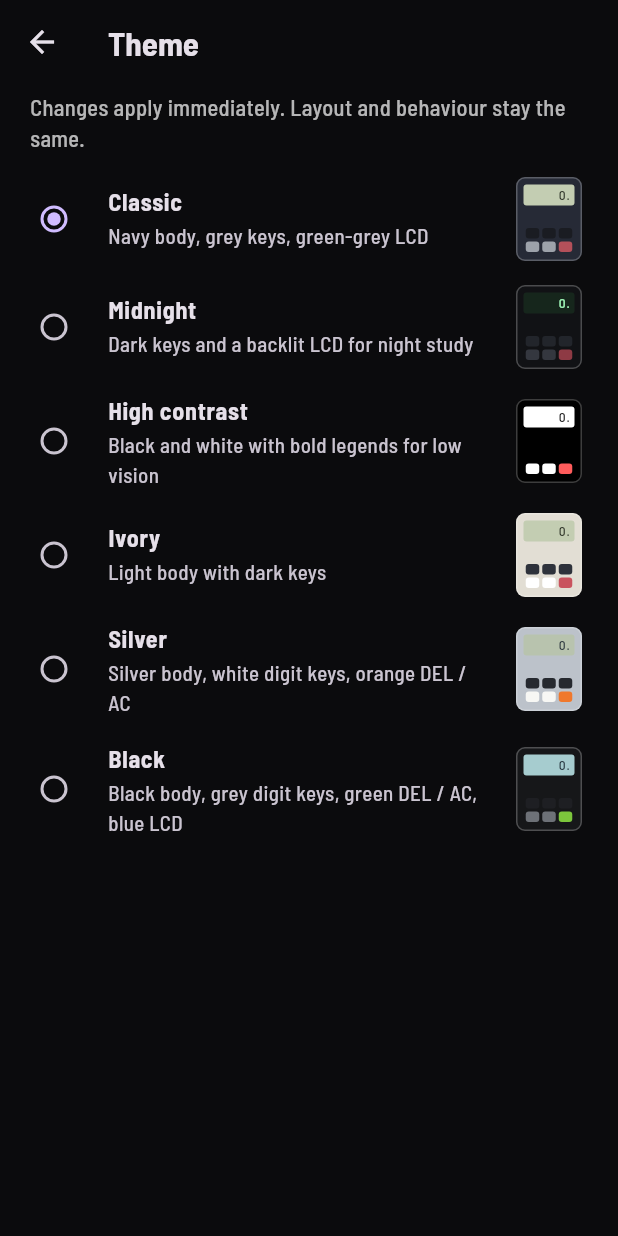
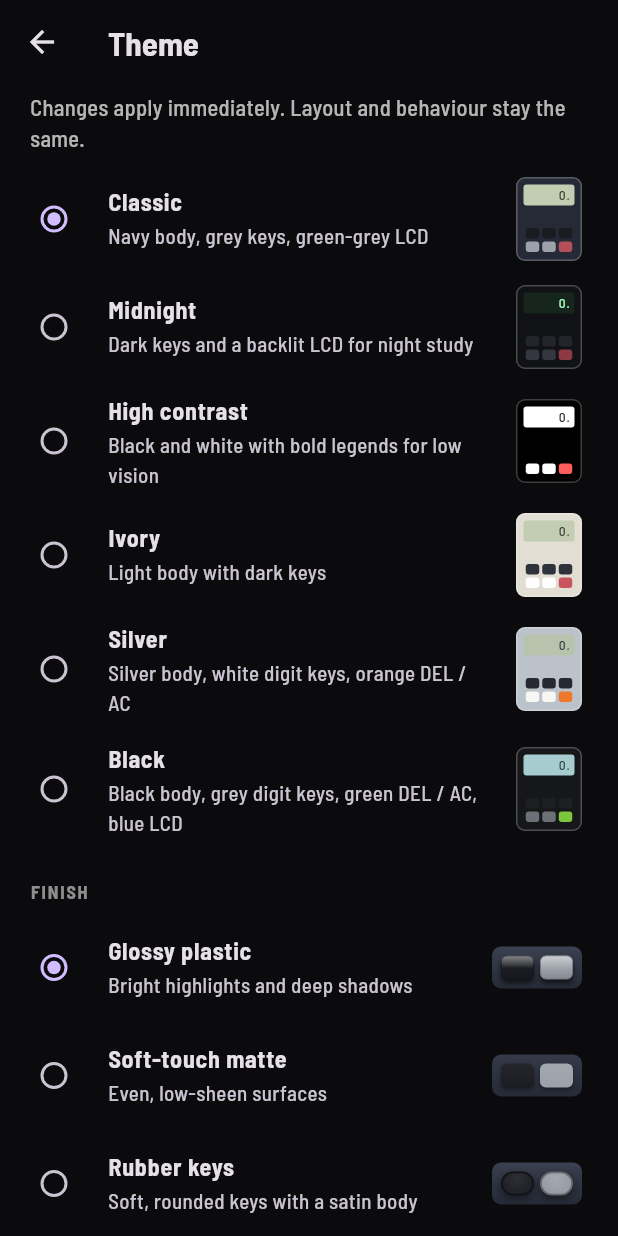
Before and after one commit to winzerprince/w-calc, a Flutter app: the ThemePage screen opened directly, on a phone screen of 412 x 824 dp. Run offline on Flutter 3.47's test engine with Material 3 defaults, Android fonts, the phone set to English and light mode, and no system bars; our stand-ins replace shared_preferences, web; missing offline and left inert: dart:js_interop; accounts and stored records are empty.

Commit message:
feat(ui): material finishes and shaped calculator shell (#80)
- CalcFinish (glossy, matte, rubber, metallic): key gradients, sheen, borders, shadows, radius; body rim/face/sheen. FinishScope from settings; Theme page Finish section with sample keys.
- CalcShell: rim band + shaded face + curved lower edge (flat in focus mode); used by the screen and thumbnails; disc and arrow keys follow the finish.
- Fix: selected model and finish are now saved (model id was never persisted).

Co-authored-by: Claude Opus 5.5 <noreply@anthropic.com>

```diff
--- a/lib/app/app_settings.dart
+++ b/lib/app/app_settings.dart
@@ -10,6 +10,7 @@ class AppSettings extends ChangeNotifier {
     this.keySound = false,
     this.skinId = 'classic',
     this.modelId = 'plus',
+    this.finishId = 'glossy',
   });
 
   static const _key = 'wcalc.app.v1';
@@ -26,6 +27,9 @@ class AppSettings extends ChangeNotifier {
   /// Selected calculator model id (see CalcModel).
   String modelId;
 
+  /// Surface finish of body and keys (see CalcFinish).
+  String finishId;
+
   Future<void> load() async {
     try {
       final prefs = await SharedPreferences.getInstance();
@@ -39,6 +43,8 @@ class AppSettings extends ChangeNotifier {
       if (skin is String) skinId = skin;
       final model = m['model'];
       if (model is String) modelId = model;
+      final finish = m['finish'];
+      if (finish is String) finishId = finish;
       notifyListeners();
     } on Object {
       // Unreadable preferences: keep defaults.
@@ -50,11 +56,13 @@ class AppSettings extends ChangeNotifier {
     bool? keySound,
     String? skinId,
     String? modelId,
+    String? finishId,
   }) {
     this.vibration = vibration ?? this.vibration;
     this.keySound = keySound ?? this.keySound;
     this.skinId = skinId ?? this.skinId;
     this.modelId = modelId ?? this.modelId;
+    this.finishId = finishId ?? this.finishId;
     notifyListeners();
     _save();
   }
@@ -75,6 +83,8 @@ class AppSettings extends ChangeNotifier {
           'vibration': vibration,
           'keySound': keySound,
           'skin': skinId,
+          'model': modelId,
+          'finish': finishId,
         }),
       );
     } on Object {
--- a/lib/main.dart
+++ b/lib/main.dart
@@ -5,6 +5,7 @@ import 'package:flutter/services.dart';
 import 'app/app_settings.dart';
 import 'app/calc_model.dart';
 import 'ui/calculator_screen.dart';
+import 'ui/finish.dart';
 import 'ui/skin.dart';
 
 void main() {
@@ -49,6 +50,8 @@ class WCalcApp extends StatelessWidget {
           model: CalcModel.byId(settings.modelId),
           child: SkinScope(
             skin: CalcSkin.byId(settings.skinId),
+            child: FinishScope(
+              finish: CalcFinish.byId(settings.finishId),
               child: MaterialApp(
                 title: 'W-Calc',
                 debugShowCheckedModeBanner: false,
@@ -64,6 +67,7 @@ class WCalcApp extends StatelessWidget {
             ),
           ),
         ),
+      ),
     );
   }
 }
--- /dev/null
+++ b/lib/ui/finish.dart
@@ -0,0 +1,247 @@
+import 'package:flutter/material.dart';
+
+import 'skin.dart';
+
+/// Surface material of the body and keys. Skins set the colours; the finish
+/// sets how light falls on them.
+enum CalcFinish {
+  glossy('Glossy plastic', 'Bright highlights and deep shadows'),
+  matte('Soft-touch matte', 'Even, low-sheen surfaces'),
+  rubber('Rubber keys', 'Soft, rounded keys with a satin body'),
+  metallic('Metallic', 'Brushed metal body and keys');
+
+  const CalcFinish(this.label, this.description);
+
+  final String label;
+  final String description;
+
+  static CalcFinish byId(String? id) => CalcFinish.values.firstWhere(
+    (f) => f.name == id,
+    orElse: () => CalcFinish.glossy,
+  );
+
+  static CalcFinish of(BuildContext context) =>
+      context.dependOnInheritedWidgetOfExactType<FinishScope>()?.finish ??
+      CalcFinish.glossy;
+
+  Color _l(Color c, double t) => Color.lerp(c, Colors.white, t)!;
+  Color _d(Color c, double t) => Color.lerp(c, Colors.black, t)!;
+
+  /// Key cap fill.
+  Gradient keyGradient(Color base, {required bool down}) {
+    final c = down ? _d(base, 0.22) : base;
+    return switch (this) {
+      glossy => LinearGradient(
+        begin: Alignment.topCenter,
+        end: Alignment.bottomCenter,
+        colors: [_l(c, 0.30), _l(c, 0.06), c, _d(c, 0.16)],
+        stops: const [0, 0.45, 0.55, 1],
+      ),
+      matte => LinearGradient(
+        begin: Alignment.topCenter,
+        end: Alignment.bottomCenter,
+        colors: [_l(c, 0.05), c],
+      ),
+      rubber => RadialGradient(
+        center: const Alignment(0, -0.4),
+        radius: 1.1,
+        colors: [_l(c, 0.08), _d(c, 0.10)],
+      ),
+      metallic => LinearGradient(
+        begin: Alignment.topLeft,
+        end: Alignment.bottomRight,
+        colors: [_l(c, 0.38), c, _d(c, 0.18), _l(c, 0.14), _d(c, 0.08)],
+        stops: const [0, 0.35, 0.55, 0.75, 1],
+      ),
+    };
+  }
+
+  /// Specular sheen drawn over a key (null: none).
+  Gradient? keySheen() => switch (this) {
+    glossy => const LinearGradient(
+      begin: Alignment.topCenter,
+      end: Alignment.center,
+      colors: [Color(0x40FFFFFF), Color(0x00FFFFFF)],
+    ),
+    metallic => const LinearGradient(
+      begin: Alignment.topLeft,
+      end: Alignment(0.2, 0.2),
+      colors: [Color(0x33FFFFFF), Color(0x00FFFFFF)],
+    ),
+    _ => null,
+  };
+
+  /// Rim around a key (rubber keys have a soft dark edge).
+  Border? keyBorder(Color base) => switch (this) {
+    rubber => Border.all(color: _d(base, 0.35), width: 1.2),
+    metallic => Border.all(color: _l(base, 0.35), width: 0.8),
+    glossy => Border.all(color: _d(base, 0.25), width: 0.6),
+    matte => null,
+  };
+
+  List<BoxShadow> keyShadow({required bool down}) {
+    if (down) return const [];
+    return switch (this) {
+      glossy => const [
+        BoxShadow(
+          color: Color(0x99000000),
+          blurRadius: 2,
+          offset: Offset(0, 2.5),
+        ),
+      ],
+      matte => const [
+        BoxShadow(
+          color: Color(0x66000000),
+          blurRadius: 1.5,
+          offset: Offset(0, 1.5),
+        ),
+      ],
+      rubber => const [
+        BoxShadow(
+          color: Color(0x80000000),
+          blurRadius: 4,
+          offset: Offset(0, 2),
+        ),
+      ],
+      metallic => const [
+        BoxShadow(
+          color: Color(0x99000000),
+          blurRadius: 1.5,
+          offset: Offset(0, 2),
+        ),
+      ],
+    };
+  }
+
+  /// Extra roundness for keys (rubber keys are softer).
+  double keyRadius(double base) => this == rubber ? base + 4 : base;
+
+  /// Calculator shell: a darker rim band around a shaded face.
+  BoxDecoration bodyRim(CalcSkin skin, BorderRadius radius) => BoxDecoration(
+    borderRadius: radius,
+    gradient: LinearGradient(
+      begin: Alignment.topLeft,
+      end: Alignment.bottomRight,
+      colors: [
+        _l(skin.bodyTop, this == metallic ? 0.25 : 0.08),
+        _d(skin.body, 0.35),
+      ],
+    ),
+    boxShadow: const [
+      BoxShadow(color: Colors.black54, blurRadius: 18, offset: Offset(0, 8)),
+    ],
+  );
+
+  BoxDecoration bodyFace(CalcSkin skin, BorderRadius radius) => BoxDecoration(
+    borderRadius: radius,
+    gradient: switch (this) {
+      metallic => LinearGradient(
+        begin: Alignment.topCenter,
+        end: Alignment.bottomCenter,
+        colors: [
+          _l(skin.bodyTop, 0.20),
+          skin.bodyTop,
+          _l(skin.body, 0.10),
+          skin.body,
+          _d(skin.body, 0.10),
+        ],
+        stops: const [0, 0.2, 0.5, 0.8, 1],
+      ),
+      matte => LinearGradient(
+        begin: Alignment.topCenter,
+        end: Alignment.bottomCenter,
+        colors: [skin.bodyTop, skin.body],
+      ),
+      _ => LinearGradient(
+        begin: Alignment.topCenter,
+        end: Alignment.bottomCenter,
+        colors: [_l(skin.bodyTop, 0.04), skin.bodyTop, skin.body],
+        stops: const [0, 0.25, 1],
+      ),
+    },
+  );
+
+  /// Highlight over the face (glossy shells catch the light top-left).
+  Gradient? bodySheen() => switch (this) {
+    glossy => const LinearGradient(
+      begin: Alignment.topLeft,
+      end: Alignment(0.1, -0.2),
+      colors: [Color(0x26FFFFFF), Color(0x00FFFFFF)],
+    ),
+    metallic => const LinearGradient(
+      begin: Alignment.topCenter,
+      end: Alignment.bottomCenter,
+      colors: [
+        Color(0x14FFFFFF),
+        Color(0x00FFFFFF),
+        Color(0x10FFFFFF),
+        Color(0x00FFFFFF),
+      ],
+      stops: [0, 0.3, 0.6, 1],
+    ),
+    _ => null,
+  };
+}
+
+/// Provides the active [CalcFinish] to the widget tree.
+class FinishScope extends InheritedWidget {
+  const FinishScope({super.key, required this.finish, required super.child});
+
+  final CalcFinish finish;
+
+  @override
+  bool updateShouldNotify(FinishScope oldWidget) => oldWidget.finish != finish;
+}
+
+/// The calculator shell: rim band, shaded face and sheen, with the softly
+/// curved lower edge of classic bodies.
+class CalcShell extends StatelessWidget {
+  const CalcShell({
+    super.key,
+    required this.child,
+    this.padding = const EdgeInsets.fromLTRB(14, 12, 14, 14),
+    this.flat = false,
+  });
+
+  final Widget child;
+  final EdgeInsets padding;
+
+  /// Square corners (full-screen focus mode).
+  final bool flat;
+
+  @override
+  Widget build(BuildContext context) {
+    final skin = CalcSkin.of(context);
+    final finish = CalcFinish.of(context);
+    final outer = flat
+        ? BorderRadius.zero
+        : const BorderRadius.vertical(
+            top: Radius.circular(28),
+            bottom: Radius.elliptical(44, 36),
+          );
+    final inner = flat
+        ? BorderRadius.zero
+        : const BorderRadius.vertical(
+            top: Radius.circular(24),
+            bottom: Radius.elliptical(40, 32),
+          );
+    final sheen = finish.bodySheen();
+    return DecoratedBox(
+      decoration: finish.bodyRim(skin, outer),
+      child: Padding(
+        padding: EdgeInsets.all(flat ? 0 : 4),
+        child: DecoratedBox(
+          decoration: finish.bodyFace(skin, inner),
+          position: DecorationPosition.background,
+          child: Container(
+            foregroundDecoration: sheen == null
+                ? null
+                : BoxDecoration(borderRadius: inner, gradient: sheen),
+            padding: padding,
+            child: child,
+          ),
+        ),
+      ),
+    );
+  }
+}
--- a/lib/ui/keypad.dart
+++ b/lib/ui/keypad.dart
@@ -4,6 +4,7 @@ import 'package:wcalc_engine/wcalc_engine.dart';
 import '../app/calc_model.dart';
 import 'keypad_layout.dart';
 import 'legend.dart';
+import 'finish.dart';
 import 'skin.dart';
 
 /// Height of one printed legend strip.
@@ -114,7 +115,7 @@ class _KeyButtonState extends State<KeyButton> {
       KeyStyle.operator => (skin.operatorKey, skin.digitText),
       KeyStyle.clear => (skin.clearKey, skin.clearText),
     };
-    final cap = Color.lerp(base, Colors.black, _down ? 0.25 : 0)!;
+    final cap = base; // the finish darkens pressed keys
 
     return Padding(
       padding: const EdgeInsets.symmetric(horizontal: 3, vertical: 1),
@@ -157,6 +158,8 @@ class _KeyButtonState extends State<KeyButton> {
 
   Widget _cap(KeySpec spec, Color cap, Color fg) {
     final model = ModelScope.of(context);
+    final finish = CalcFinish.of(context);
+    final base = cap;
     final enabled = model.keyEnabled(spec.key);
     final extras = [
       for (final l in [...spec.above, ...spec.below])
@@ -183,23 +186,20 @@ class _KeyButtonState extends State<KeyButton> {
           transform: Matrix4.translationValues(0, _down ? 1.5 : 0, 0),
           decoration: BoxDecoration(
             borderRadius: BorderRadius.circular(
-              spec.style == KeyStyle.modifier ? 20 : 9,
+              finish.keyRadius(spec.style == KeyStyle.modifier ? 20 : 9),
             ),
-            gradient: LinearGradient(
-              begin: Alignment.topCenter,
-              end: Alignment.bottomCenter,
-              colors: [Color.lerp(cap, Colors.white, 0.10)!, cap],
-            ),
-            boxShadow: _down
-                ? const []
-                : const [
-                    BoxShadow(
-                      color: Colors.black54,
-                      blurRadius: 2,
-                      offset: Offset(0, 2),
-                    ),
-                  ],
+            gradient: finish.keyGradient(base, down: _down),
+            border: finish.keyBorder(base),
+            boxShadow: finish.keyShadow(down: _down),
           ),
+          foregroundDecoration: finish.keySheen() == null
+              ? null
+              : BoxDecoration(
+                  borderRadius: BorderRadius.circular(
+                    finish.keyRadius(spec.style == KeyStyle.modifier ? 20 : 9),
+                  ),
+                  gradient: finish.keySheen(),
+                ),
           alignment: Alignment.center,
           child: FittedBox(
             child: Padding(
@@ -415,7 +415,7 @@ class _ArrowKeyState extends State<_ArrowKey> {
 
   @override
   Widget build(BuildContext context) {
-    final c = Color.lerp(widget.color, Colors.black, _down ? 0.25 : 0)!;
+    final finish = CalcFinish.of(context);
     return Semantics(
       button: true,
       label: 'cursor ${widget.dir.name}',
@@ -433,21 +433,10 @@ class _ArrowKeyState extends State<_ArrowKey> {
           duration: const Duration(milliseconds: 60),
           margin: const EdgeInsets.all(1.5),
           decoration: BoxDecoration(
-            borderRadius: BorderRadius.circular(10),
-            gradient: LinearGradient(
-              begin: Alignment.topCenter,
-              end: Alignment.bottomCenter,
-              colors: [Color.lerp(c, Colors.white, 0.18)!, c],
-            ),
-            boxShadow: _down
-                ? const []
-                : const [
-                    BoxShadow(
-                      color: Colors.black54,
-                      blurRadius: 2,
-                      offset: Offset(0, 1.5),
-                    ),
-                  ],
+            borderRadius: BorderRadius.circular(finish.keyRadius(10)),
+            gradient: finish.keyGradient(widget.color, down: _down),
+            border: finish.keyBorder(widget.color),
+            boxShadow: finish.keyShadow(down: _down),
           ),
           child: FractionallySizedBox(
             widthFactor: 0.45,
@@ -478,11 +467,8 @@ class CursorDisc extends StatelessWidget {
           child: DecoratedBox(
             decoration: ShapeDecoration(
               shape: OvalBorder(),
-              gradient: LinearGradient(
-                begin: Alignment.topCenter,
-                end: Alignment.bottomCenter,
-                colors: [Color.lerp(skin.disc, Colors.white, 0.12)!, skin.disc],
-              ),
+              gradient: CalcFinish.of(context)
+                  .keyGradient(skin.disc, down: false),
               shadows: const [
                 BoxShadow(
                   color: Colors.black54,
--- a/lib/ui/pages/theme_page.dart
+++ b/lib/ui/pages/theme_page.dart
@@ -2,6 +2,7 @@ import 'package:flutter/material.dart';
 
 import '../../app/app_settings.dart';
 import '../haptics.dart';
+import '../finish.dart';
 import '../skin.dart';
 import 'page_scaffold.dart';
 
@@ -43,7 +44,70 @@ class ThemePage extends StatelessWidget {
             ],
           ),
         ),
+        const PageSection('Finish'),
+        RadioGroup<String>(
+          groupValue: settings.finishId,
+          onChanged: (id) {
+            if (id == null) return;
+            keyVibration();
+            settings.update(finishId: id);
+          },
+          child: Column(
+            children: [
+              for (final f in CalcFinish.values)
+                RadioListTile<String>(
+                  key: Key('finish-${f.name}'),
+                  value: f.name,
+                  title: Text(
+                    f.label,
+                    style: const TextStyle(fontWeight: FontWeight.w600),
+                  ),
+                  subtitle: Text(f.description),
+                  secondary: _FinishPreview(finish: f),
+                ),
+            ],
+          ),
+        ),
       ],
+    );
+  }
+}
+
+/// Two sample keys in the current skin with [finish].
+class _FinishPreview extends StatelessWidget {
+  const _FinishPreview({required this.finish});
+
+  final CalcFinish finish;
+
+  @override
+  Widget build(BuildContext context) {
+    final skin = CalcSkin.of(context);
+    Widget key(Color c) => Container(
+      width: 22,
+      height: 16,
+      margin: const EdgeInsets.all(2),
+      decoration: BoxDecoration(
+        borderRadius: BorderRadius.circular(finish.keyRadius(4)),
+        gradient: finish.keyGradient(c, down: false),
+        border: finish.keyBorder(c),
+        boxShadow: finish.keyShadow(down: false),
+      ),
+      foregroundDecoration: finish.keySheen() == null
+          ? null
+          : BoxDecoration(
+              borderRadius: BorderRadius.circular(finish.keyRadius(4)),
+              gradient: finish.keySheen(),
+            ),
+    );
+    return ExcludeSemantics(
+      child: Container(
+        padding: const EdgeInsets.all(4),
+        decoration: finish.bodyFace(skin, BorderRadius.circular(6)),
+        child: Row(
+          mainAxisSize: MainAxisSize.min,
+          children: [key(skin.functionKey), key(skin.digitKey)],
+        ),
+      ),
     );
   }
 }
```
Also changed, not shown: lib/ui/calculator_screen.dart (+4 -16 lines), lib/ui/model_thumbnail.dart (+2 -11 lines), 1 other file. Lines whose indentation alone changed are shown as unchanged.
